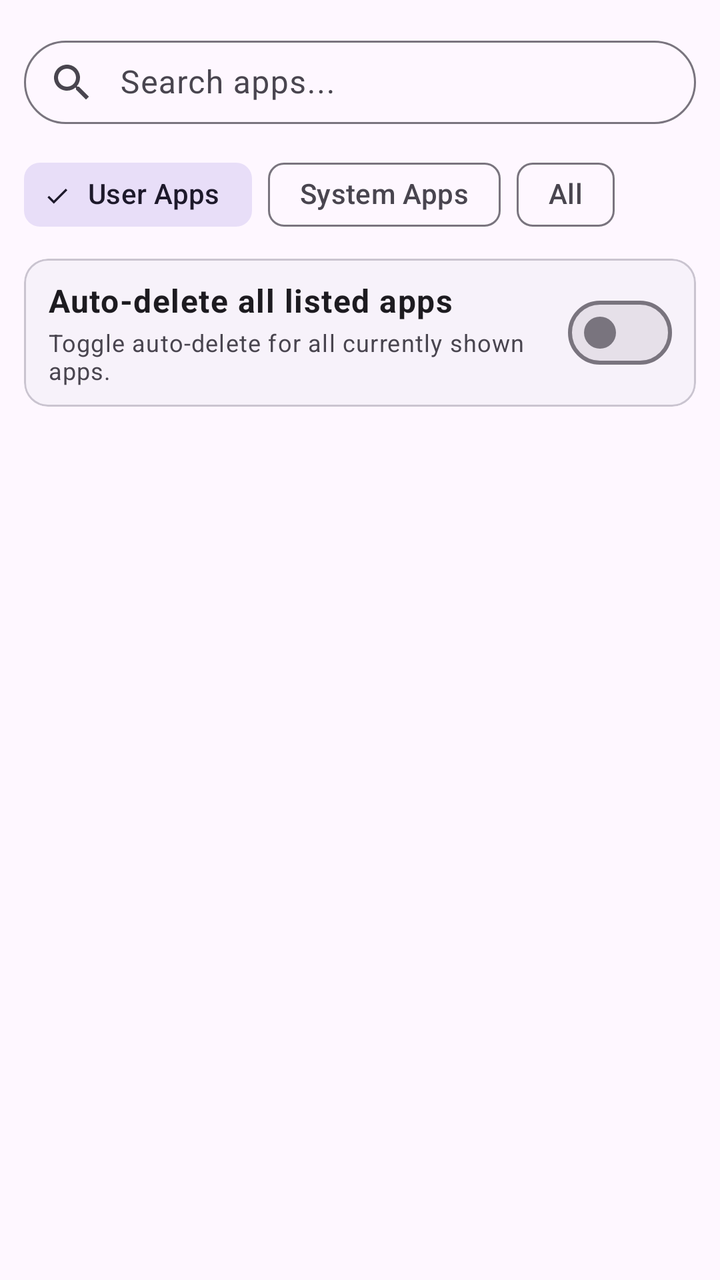
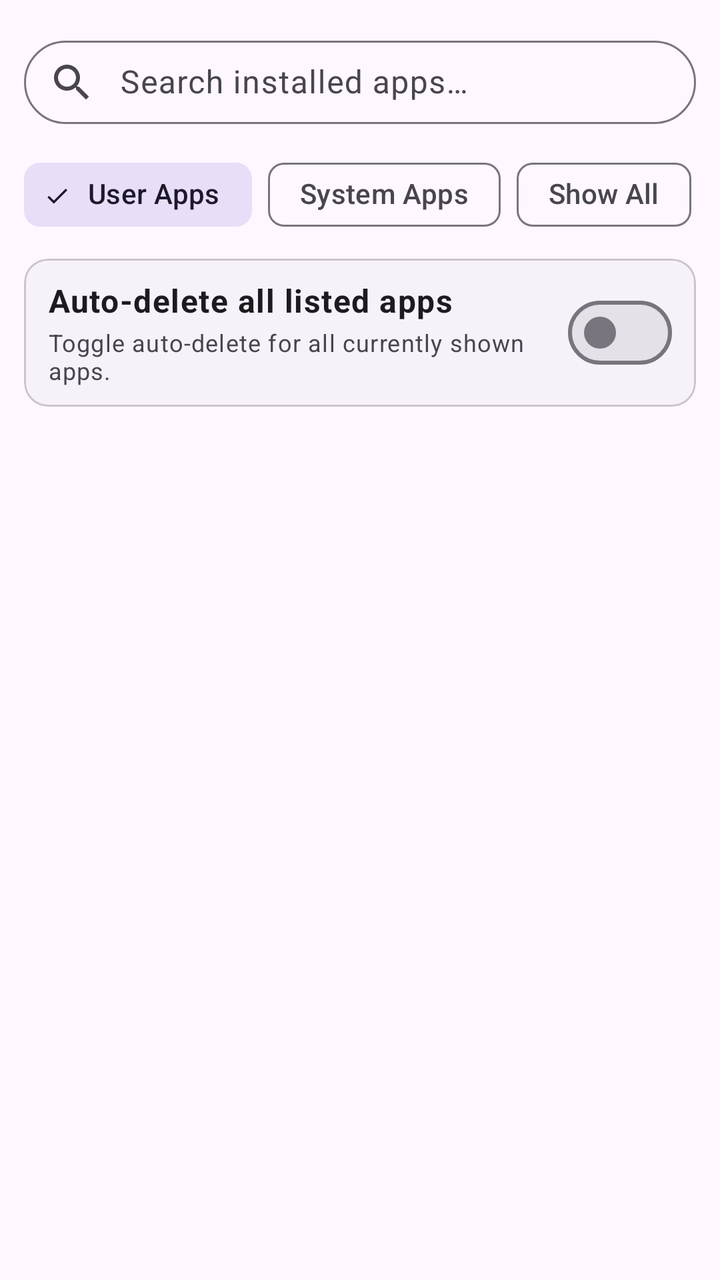

Before-and-after screenshots of an Android layout around one commit, followed by the original layout XML and the change that was made.
<!-- AndroidManifest.xml: application theme Theme.NotiVault -->
<!-- res/layout/dialog_per_app_auto_delete.xml -->
<?xml version="1.0" encoding="utf-8"?>
<LinearLayout xmlns:android="http://schemas.android.com/apk/res/android"
    xmlns:app="http://schemas.android.com/apk/res-auto"
    android:layout_width="match_parent"
    android:layout_height="match_parent"
    android:orientation="vertical"
    android:padding="12dp">

    
    <com.google.android.material.textfield.TextInputLayout
        android:id="@+id/til_search_apps"
        android:layout_width="match_parent"
        android:layout_height="wrap_content"
        android:hint="Search apps..."
        android:layout_marginBottom="8dp"
        app:startIconDrawable="@drawable/ic_search"
        app:endIconMode="clear_text"
        style="@style/Widget.Material3.TextInputLayout.OutlinedBox"
        app:boxCornerRadiusTopStart="28dp"
        app:boxCornerRadiusTopEnd="28dp"
        app:boxCornerRadiusBottomStart="28dp"
        app:boxCornerRadiusBottomEnd="28dp">

        <com.google.android.material.textfield.TextInputEditText
            android:id="@+id/et_search_apps"
            android:layout_width="match_parent"
            android:layout_height="wrap_content"
            android:inputType="text"
            android:maxLines="1"
            android:paddingStart="48dp"
            android:paddingVertical="10dp" />

    </com.google.android.material.textfield.TextInputLayout>

    
    <com.google.android.material.chip.ChipGroup
        android:id="@+id/chip_group_filters"
        android:layout_width="match_parent"
        android:layout_height="wrap_content"
        android:layout_marginBottom="8dp"
        app:singleSelection="true"
        app:selectionRequired="true">

        <com.google.android.material.chip.Chip
            android:id="@+id/chip_user"
            android:layout_width="wrap_content"
            android:layout_height="wrap_content"
            android:text="User Apps"
            android:checked="true"
            style="@style/Widget.Material3.Chip.Filter" />

        <com.google.android.material.chip.Chip
            android:id="@+id/chip_system"
            android:layout_width="wrap_content"
            android:layout_height="wrap_content"
            android:text="System Apps"
            style="@style/Widget.Material3.Chip.Filter" />

        <com.google.android.material.chip.Chip
            android:id="@+id/chip_all"
            android:layout_width="wrap_content"
            android:layout_height="wrap_content"
            android:text="All"
            style="@style/Widget.Material3.Chip.Filter" />

    </com.google.android.material.chip.ChipGroup>

    
    <com.google.android.material.card.MaterialCardView
        android:layout_width="match_parent"
        android:layout_height="wrap_content"
        android:layout_marginBottom="8dp"
        app:cardCornerRadius="12dp"
        app:cardElevation="0dp"
        app:strokeWidth="1dp"
        app:strokeColor="?attr/colorOutlineVariant"
        app:cardBackgroundColor="?attr/colorSurfaceContainerLow">

        <LinearLayout
            android:layout_width="match_parent"
            android:layout_height="wrap_content"
            android:orientation="horizontal"
            android:gravity="center_vertical"
            android:paddingHorizontal="12dp"
            android:paddingVertical="10dp">

            <LinearLayout
                android:layout_width="0dp"
                android:layout_height="wrap_content"
                android:layout_weight="1"
                android:orientation="vertical"
                android:layout_marginEnd="12dp">

                <TextView
                    android:id="@+id/tv_toggle_all_title"
                    android:layout_width="wrap_content"
                    android:layout_height="wrap_content"
                    android:text="Auto-delete all listed apps"
                    android:textAppearance="@style/TextAppearance.Material3.BodyLarge"
                    android:textColor="?attr/colorOnSurface"
                    android:textStyle="bold" />

                <TextView
                    android:id="@+id/tv_toggle_all_desc"
                    android:layout_width="wrap_content"
                    android:layout_height="wrap_content"
                    android:text="Toggle auto-delete for all currently shown apps."
                    android:textAppearance="@style/TextAppearance.Material3.BodySmall"
                    android:textColor="?attr/colorOnSurfaceVariant"
                    android:layout_marginTop="2dp" />

            </LinearLayout>

            <com.google.android.material.materialswitch.MaterialSwitch
                android:id="@+id/switch_toggle_all"
                android:layout_width="wrap_content"
                android:layout_height="wrap_content" />

        </LinearLayout>

    </com.google.android.material.card.MaterialCardView>

    <androidx.recyclerview.widget.RecyclerView
        android:id="@+id/rv_apps_list"
        android:layout_width="match_parent"
        android:layout_height="0dp"
        android:layout_weight="1"
        android:overScrollMode="never" />

</LinearLayout>
<!-- resources referenced by this layout -->
<resources>
  <!-- drawable ic_search (drawable) -->
  <vector xmlns:android="http://schemas.android.com/apk/res/android"
      android:width="24dp"
      android:height="24dp"
      android:viewportWidth="24"
      android:viewportHeight="24"
      android:tint="?attr/colorControlNormal">
    <path
        android:fillColor="@android:color/white"
        android:pathData="M15.5,14h-0.79l-0.28,-0.27C15.41,12.59 16,11.11 16,9.5 16,5.91 13.09,3 9.5,3S3,5.91 3,9.5 5.91,16 9.5,16c1.61,0 3.09,-0.59 4.23,-1.57l0.27,0.28v0.79l5,4.99L20.49,19l-4.99,-5zM9.5,14C7.01,14 5,11.99 5,9.5S7.01,5 9.5,5 14,7.01 14,9.5 11.99,14 9.5,14z"/>
  </vector>
  <style name="Theme.NotiVault" parent="Theme.Material3.DayNight.NoActionBar">
          <item name="android:windowSoftInputMode">adjustResize</item>
          <item name="android:statusBarColor">@android:color/transparent</item>
          <item name="android:navigationBarColor">@android:color/transparent</item>
          <item name="android:windowLightStatusBar">true</item>
          <item name="preferenceTheme">@style/PreferenceThemeOverlay</item>
          <item name="switchStyle">@style/Widget.Material3.CompoundButton.Switch</item>
          <item name="android:switchStyle">@style/Widget.Material3.CompoundButton.Switch</item>
      </style>
</resources>

<!-- the commit's change to res/layout/dialog_per_app_auto_delete.xml (unified diff, before → after) -->
@@ -11,7 +11,7 @@
         android:id="@+id/til_search_apps"
         android:layout_width="match_parent"
         android:layout_height="wrap_content"
-        android:hint="Search apps..."
+        android:hint="@string/search_apps_hint"
         android:layout_marginBottom="8dp"
         app:startIconDrawable="@drawable/ic_search"
         app:endIconMode="clear_text"
@@ -45,7 +45,7 @@
             android:id="@+id/chip_user"
             android:layout_width="wrap_content"
             android:layout_height="wrap_content"
-            android:text="User Apps"
+            android:text="@string/filter_user_apps"
             android:checked="true"
             style="@style/Widget.Material3.Chip.Filter" />
 
@@ -53,14 +53,14 @@
             android:id="@+id/chip_system"
             android:layout_width="wrap_content"
             android:layout_height="wrap_content"
-            android:text="System Apps"
+            android:text="@string/filter_system_apps"
             style="@style/Widget.Material3.Chip.Filter" />
 
         <com.google.android.material.chip.Chip
             android:id="@+id/chip_all"
             android:layout_width="wrap_content"
             android:layout_height="wrap_content"
-            android:text="All"
+            android:text="@string/show_all"
             style="@style/Widget.Material3.Chip.Filter" />
 
     </com.google.android.material.chip.ChipGroup>
@@ -95,7 +95,7 @@
                     android:id="@+id/tv_toggle_all_title"
                     android:layout_width="wrap_content"
                     android:layout_height="wrap_content"
-                    android:text="Auto-delete all listed apps"
+                    android:text="@string/auto_delete_all_listed_apps"
                     android:textAppearance="@style/TextAppearance.Material3.BodyLarge"
                     android:textColor="?attr/colorOnSurface"
                     android:textStyle="bold" />
@@ -104,7 +104,7 @@
                     android:id="@+id/tv_toggle_all_desc"
                     android:layout_width="wrap_content"
                     android:layout_height="wrap_content"
-                    android:text="Toggle auto-delete for all currently shown apps."
+                    android:text="@string/auto_delete_toggle_all_desc"
                     android:textAppearance="@style/TextAppearance.Material3.BodySmall"
                     android:textColor="?attr/colorOnSurfaceVariant"
                     android:layout_marginTop="2dp" />
<!-- resource entries referenced after the edit -->
@@ -11,6 +11,12 @@
         android:fillColor="@android:color/white"
         android:pathData="M15.5,14h-0.79l-0.28,-0.27C15.41,12.59 16,11.11 16,9.5 16,5.91 13.09,3 9.5,3S3,5.91 3,9.5 5.91,16 9.5,16c1.61,0 3.09,-0.59 4.23,-1.57l0.27,0.28v0.79l5,4.99L20.49,19l-4.99,-5zM9.5,14C7.01,14 5,11.99 5,9.5S7.01,5 9.5,5 14,7.01 14,9.5 11.99,14 9.5,14z"/>
   </vector>
+  <string name="auto_delete_all_listed_apps">Auto-delete all listed apps</string>
+  <string name="auto_delete_toggle_all_desc">Toggle auto-delete for all currently shown apps.</string>
+  <string name="filter_system_apps">System Apps</string>
+  <string name="filter_user_apps">User Apps</string>
+  <string name="search_apps_hint">Search installed apps…</string>
+  <string name="show_all">Show All</string>
   <style name="Theme.NotiVault" parent="Theme.Material3.DayNight.NoActionBar">
           <item name="android:windowSoftInputMode">adjustResize</item>
           <item name="android:statusBarColor">@android:color/transparent</item>
